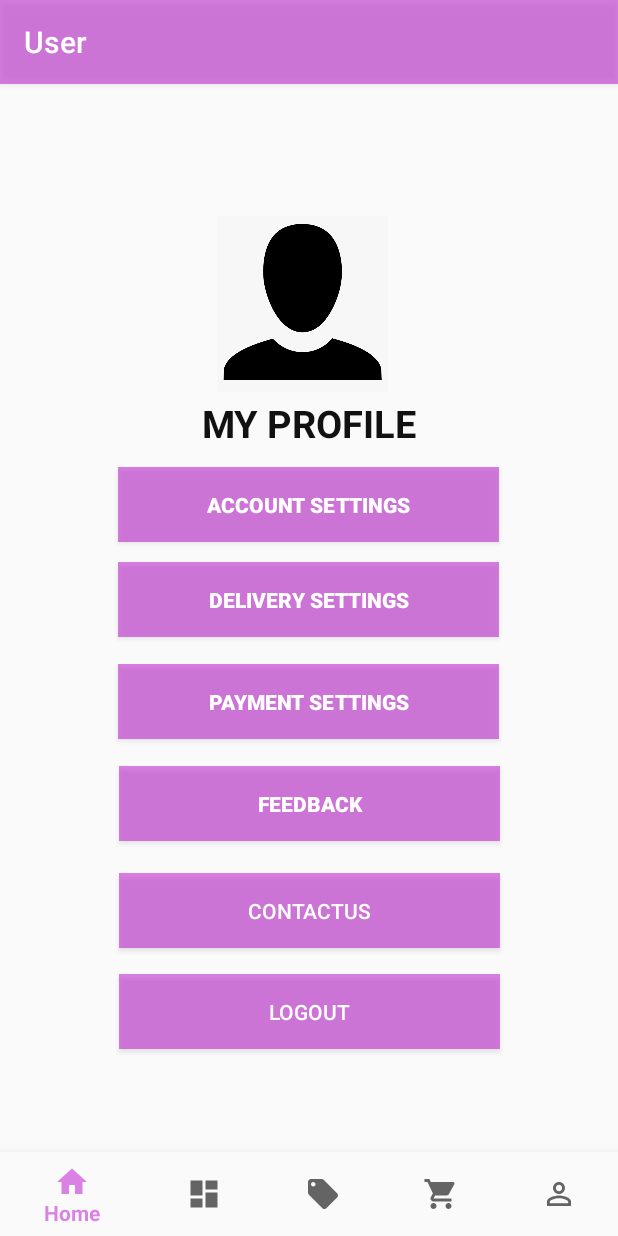
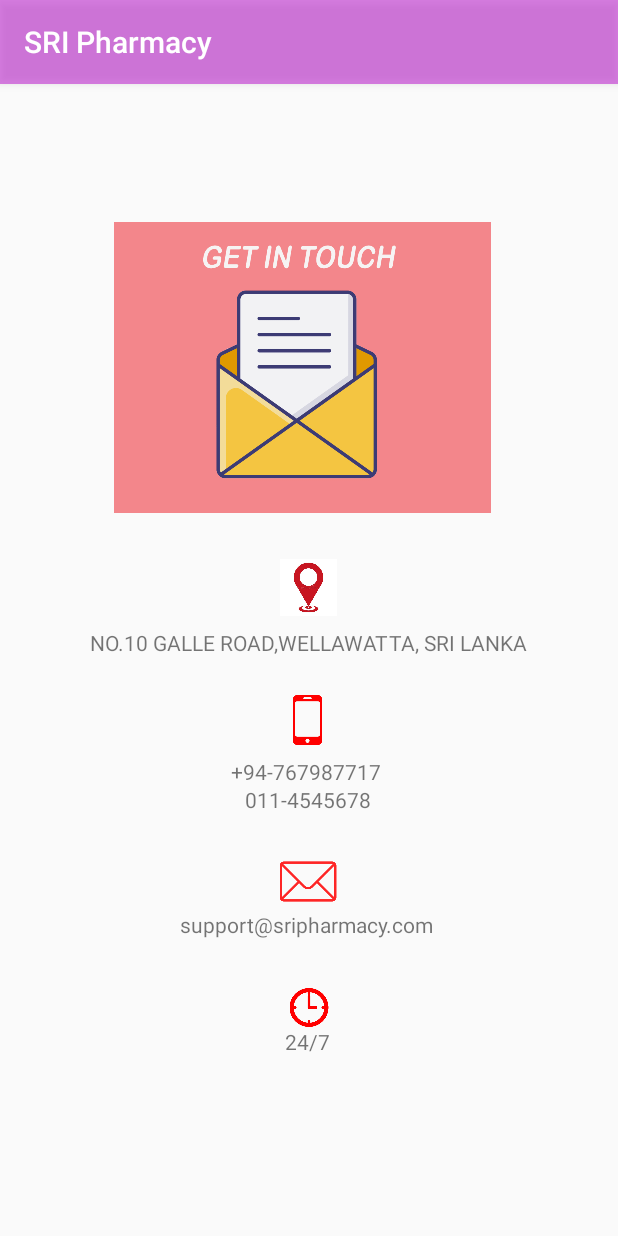
Before and after one commit to AhmedAmeer1/MAD-PROJECT-SILAKI, an Android app: the UserFragment screen opened through its navigation route, after a tap on "CONTACTUS", on a phone screen of 412 x 824 dp. Run offline under Robolectric (Android 15) with nearby library versions, the phone set to English and light mode, and no system bars; our stand-ins replace navigation-ui.

```diff
--- /dev/null
+++ b/app/src/main/java/com/example/pharmeasy/ContactUs.java
@@ -0,0 +1,14 @@
+package com.example.pharmeasy;
+
+import androidx.appcompat.app.AppCompatActivity;
+
+import android.os.Bundle;
+
+public class ContactUs extends AppCompatActivity {
+
+    @Override
+    protected void onCreate(Bundle savedInstanceState) {
+        super.onCreate(savedInstanceState);
+        setContentView(R.layout.activity_contact_us);
+    }
+}
--- a/app/src/main/java/com/example/pharmeasy/ui/user/UserFragment.java
+++ b/app/src/main/java/com/example/pharmeasy/ui/user/UserFragment.java
@@ -87,16 +87,25 @@ public class UserFragment extends Fragment {
         });
 
 
+//        //delivery details
+//        Button b2=(Button)v.findViewById(R.id.button2);
+//        b2.setOnClickListener(new View.OnClickListener() {
+//            @Override
+//            public void onClick(View view) {
+//                startActivity(new Intent(getActivity(), UpdateRemoveAddress.class));
+//            }
+//        });
+//
+
+
         //delivery details
-        Button b2=(Button)v.findViewById(R.id.button2);
-        b2.setOnClickListener(new View.OnClickListener() {
+        Button BTN1112=(Button)v.findViewById(R.id.button2);
+        BTN1112.setOnClickListener(new View.OnClickListener() {
             @Override
             public void onClick(View view) {
                 startActivity(new Intent(getActivity(), UpdateRemoveAddress.class));
             }
         });
-
-
 
 
 
--- /dev/null
+++ b/app/src/main/res/layout/activity_contact_us.xml
@@ -0,0 +1,135 @@
+<?xml version="1.0" encoding="utf-8"?>
+<androidx.constraintlayout.widget.ConstraintLayout xmlns:android="http://schemas.android.com/apk/res/android"
+    xmlns:app="http://schemas.android.com/apk/res-auto"
+    xmlns:tools="http://schemas.android.com/tools"
+    android:layout_width="match_parent"
+    android:layout_height="match_parent"
+    tools:context=".ContactUs">
+
+    <ImageView
+        android:layout_width="52dp"
+        android:layout_height="38dp"
+        android:layout_marginStart="179dp"
+        android:layout_marginLeft="179dp"
+        android:layout_marginTop="494dp"
+        android:layout_marginBottom="199dp"
+        android:src="@drawable/email"
+        app:layout_constraintBottom_toBottomOf="parent"
+        app:layout_constraintStart_toStartOf="parent"
+        app:layout_constraintTop_toTopOf="parent" />
+
+    <ImageView
+        android:layout_width="44dp"
+        android:layout_height="26dp"
+        android:layout_marginStart="184dp"
+        android:layout_marginLeft="184dp"
+        android:layout_marginTop="584dp"
+        android:layout_marginBottom="121dp"
+        android:src="@drawable/clock"
+        app:layout_constraintBottom_toBottomOf="parent"
+        app:layout_constraintStart_toStartOf="parent"
+        app:layout_constraintTop_toTopOf="parent" />
+
+    <ImageView
+        android:layout_width="70dp"
+        android:layout_height="33dp"
+        android:layout_marginStart="170dp"
+        android:layout_marginLeft="170dp"
+        android:layout_marginTop="358dp"
+        android:layout_marginBottom="278dp"
+        android:src="@drawable/phone"
+        app:layout_constraintBottom_toBottomOf="parent"
+        app:layout_constraintStart_toStartOf="parent"
+        app:layout_constraintTop_toTopOf="parent" />
+
+    <ImageView
+        android:layout_width="43dp"
+        android:layout_height="38dp"
+        android:layout_marginStart="184dp"
+        android:layout_marginLeft="184dp"
+        android:layout_marginTop="298dp"
+        android:layout_marginBottom="395dp"
+        android:src="@drawable/map2"
+        app:layout_constraintBottom_toBottomOf="parent"
+        app:layout_constraintStart_toStartOf="parent"
+        app:layout_constraintTop_toTopOf="parent" />
+
+    <ImageView
+        android:layout_width="371dp"
+        android:layout_height="194dp"
+        android:layout_marginStart="16dp"
+        android:layout_marginLeft="16dp"
+        android:layout_marginTop="75dp"
+        android:layout_marginBottom="462dp"
+        android:src="@drawable/mailicon"
+        app:layout_constraintBottom_toBottomOf="parent"
+        app:layout_constraintStart_toStartOf="parent"
+        app:layout_constraintTop_toTopOf="parent"
+        app:layout_constraintVertical_bias="0.45" />
+
+    <TextView
+        android:id="@+id/textView3"
+        android:layout_width="wrap_content"
+        android:layout_height="wrap_content"
+        android:layout_marginStart="60dp"
+        android:layout_marginLeft="60dp"
+        android:layout_marginTop="344dp"
+        android:layout_marginBottom="368dp"
+        android:text="NO.10 GALLE ROAD,WELLAWATTA, SRI LANKA"
+        app:layout_constraintBottom_toBottomOf="parent"
+        app:layout_constraintStart_toStartOf="parent"
+        app:layout_constraintTop_toTopOf="parent" />
+
+    <TextView
+        android:id="@+id/textView4"
+        android:layout_width="wrap_content"
+        android:layout_height="wrap_content"
+        android:layout_marginStart="154dp"
+        android:layout_marginLeft="154dp"
+        android:layout_marginTop="399dp"
+        android:layout_marginBottom="251dp"
+        android:text="+94-767987717"
+        app:layout_constraintBottom_toBottomOf="parent"
+        app:layout_constraintStart_toStartOf="parent"
+        app:layout_constraintTop_toTopOf="parent" />
+
+    <TextView
+        android:id="@+id/textView5"
+        android:layout_width="wrap_content"
+        android:layout_height="wrap_content"
+        android:layout_marginStart="190dp"
+        android:layout_marginLeft="190dp"
+        android:layout_marginTop="610dp"
+        android:layout_marginBottom="102dp"
+        android:text="24/7"
+        app:layout_constraintBottom_toBottomOf="parent"
+        app:layout_constraintStart_toStartOf="parent"
+        app:layout_constraintTop_toTopOf="parent" />
+
+    <TextView
+        android:id="@+id/textView6"
+        android:layout_width="wrap_content"
+        android:layout_height="wrap_content"
+        android:layout_marginStart="163dp"
+        android:layout_marginLeft="163dp"
+        android:layout_marginTop="449dp"
+        android:layout_marginBottom="263dp"
+        android:text="011-4545678"
+        app:layout_constraintBottom_toBottomOf="parent"
+        app:layout_constraintStart_toStartOf="parent"
+        app:layout_constraintTop_toTopOf="parent" />
+
+    <TextView
+        android:id="@+id/textView7"
+        android:layout_width="wrap_content"
+        android:layout_height="wrap_content"
+        android:layout_marginStart="120dp"
+        android:layout_marginLeft="120dp"
+        android:layout_marginTop="532dp"
+        android:layout_marginBottom="180dp"
+        android:text="support@sripharmacy.com"
+        app:layout_constraintBottom_toBottomOf="parent"
+        app:layout_constraintStart_toStartOf="parent"
+        app:layout_constraintTop_toTopOf="parent" />
+
+</androidx.constraintlayout.widget.ConstraintLayout>
```
Also changed, not shown: app/src/main/java/com/example/pharmeasy/payment.java (added, +40 -0 lines), app/src/main/res/layout/activity_payment.xml (added, +192 -0 lines), app/src/main/res/layout/activity_update_remove_address.xml (+3 -5 lines), app/src/main/res/drawable/clock.jpeg (added), app/src/main/res/drawable/coupon4.JPG (added), app/src/main/res/drawable/email.jpeg (added), app/src/main/res/drawable/mailicon.jpg (added), app/src/main/res/drawable/map.jpg (added), app/src/main/res/drawable/map2.jpg (added), app/src/main/res/drawable/newcopon.jpeg (added), app/src/main/res/drawable/newcopon4.jpeg (added), app/src/main/res/drawable/phone.jpeg (added), app/src/main/res/drawable/photosho2.jpg (added), app/src/main/res/drawable/photoshop1.jpg (added), 1 other file.
